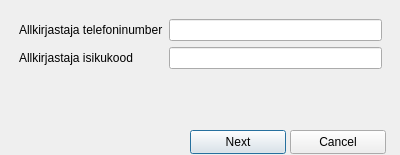
Before: the Qt Designer form qdigidocclient/trunk/src/ui/MobileDialog.ui in tixsys/esteid, drawn with Qt 5.
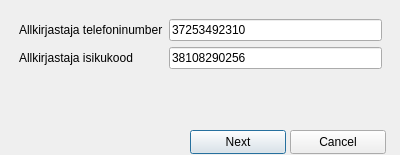
After: the same form once the commit is applied.

Commit message: qdigidocclient: mobile signature

```diff
--- a/qdigidocclient/trunk/src/ui/MobileDialog.ui
+++ b/qdigidocclient/trunk/src/ui/MobileDialog.ui
@@ -35,7 +35,11 @@
       </widget>
      </item>
      <item row="0" column="1">
-      <widget class="QLineEdit" name="inputPhoneNumber"/>
+      <widget class="QLineEdit" name="inputPhoneNumber">
+       <property name="text">
+        <string>37253492310</string>
+       </property>
+      </widget>
      </item>
      <item row="1" column="0">
       <widget class="QLabel" name="label_2">
@@ -45,7 +49,11 @@
       </widget>
      </item>
      <item row="1" column="1">
-      <widget class="QLineEdit" name="inputSSID"/>
+      <widget class="QLineEdit" name="inputSSID">
+       <property name="text">
+        <string>38108290256</string>
+       </property>
+      </widget>
      </item>
      <item row="2" column="1">
       <spacer name="verticalSpacer">
```
The commit also changes 8 other files.
